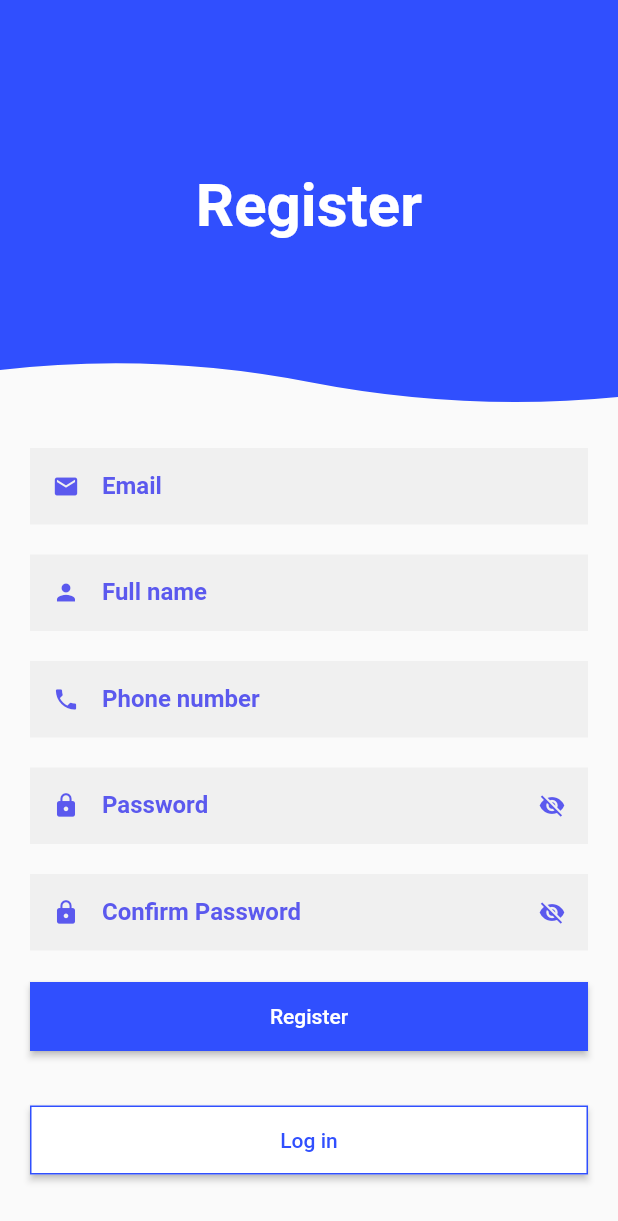
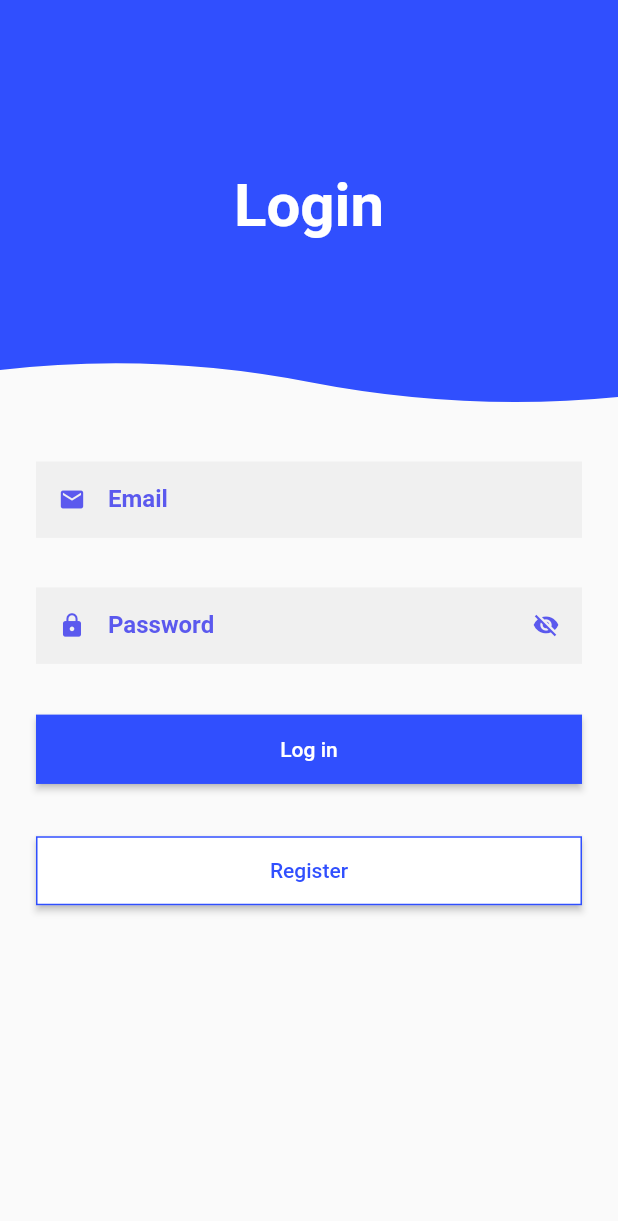
Before and after one commit to ahmed101ibrahiem/Register-Screen-Ui, a Flutter app: the screen it shows after launch, after a tap on "Log in", on a phone screen of 412 x 824 dp. Shown: the top 1221 px of the screen. Run offline on Flutter 3.47's test engine with Material 2 defaults, Android fonts, the phone set to English and light mode, and no system bars.

```diff
--- a/lib/main.dart
+++ b/lib/main.dart
@@ -1,6 +1,7 @@
 import 'package:flutter/material.dart';
-
-import 'presentation/view/views.dart';
+import 'presentation/view/animated_list.dart';
+import 'presentation/view/login_screen.dart';
+import 'presentation/view/register_screen.dart';
 
 void main() {
   runApp( MyApp());
@@ -13,7 +14,7 @@ class MyApp extends StatelessWidget {
   Widget build(BuildContext context) {
     return  MaterialApp(
       debugShowCheckedModeBanner: false,
-      home: HomeView(),
+      home: RegisterScreen(),
     );
   }
 }
--- /dev/null
+++ b/lib/presentation/view/login_screen.dart
@@ -0,0 +1,152 @@
+import 'package:flutter/material.dart';
+import 'package:register_scree/presentation/view/register_screen.dart';
+import 'package:register_scree/presentation/widget/clipper2.dart';
+
+import '../../core/utils/app_colors.dart';
+import '../widget/clipper_widget.dart';
+import '../widget/text_form_widget.dart';
+import 'animated_list.dart';
+
+class LoginScreen extends StatelessWidget {
+  LoginScreen({super.key});
+  var formKey = GlobalKey<FormState>();
+
+  @override
+  Widget build(BuildContext context) {
+    var heightDevice = MediaQuery.of(context).size;
+    return GestureDetector(
+      onTap: () => FocusManager.instance.primaryFocus?.unfocus(),
+      child: Scaffold(
+        body: SingleChildScrollView(
+            child: Column(
+          children: [
+            ClipPath(
+              clipper: MyCustomClipper(),
+              child: Container(
+                // width: double.infinity,
+                decoration: const BoxDecoration(
+                    gradient:
+                        LinearGradient(begin: Alignment.topCenter, colors: [
+                  prColor,
+                  prColor
+                  // Color.fromARGB(255, 18, 4, 211),
+                ])),
+                height: heightDevice.height / 3,
+                // width: double.infinity,
+                child: const Center(
+                  child: Text(
+                    'Login',
+                    style: TextStyle(
+                      color: Colors.white,
+                      fontSize: 40.0,
+                      fontWeight: FontWeight.bold,
+                    ),
+                  ),
+                ),
+              ),
+            ),
+            SizedBox(
+              height: heightDevice.height / 25,
+            ),
+            Padding(
+              padding: const EdgeInsets.symmetric(
+                horizontal: 24.0,
+              ),
+              child: Form(
+                key: formKey,
+                child: Column(
+                  children: [
+                    CustomTextField(
+                      iconData: Icons.email,
+                      keyboaredTybe: TextInputType.emailAddress,
+                      label: 'Email',
+                      validate: (String? val) {
+                        if (val!.isEmpty) {
+                          return 'enter the right email';
+                        }
+                        return null;
+                      },
+                    ),
+                    SizedBox(
+                      height: heightDevice.height / 25,
+                    ),
+                    CustomTextField(
+                      iconData: Icons.lock,
+                      keyboaredTybe: TextInputType.visiblePassword,
+                      label: 'Password',
+                      suffixIcon: Icons.visibility_sharp,
+                      validate: (String? val) {
+                        if (val!.isEmpty) {
+                          return 'enter the right password';
+                        }
+                        return null;
+                      },
+                    )
+                  ],
+                ),
+              ),
+            ),
+            SizedBox(
+              height: heightDevice.height / 25,
+            ),
+            Padding(
+              padding: const EdgeInsets.symmetric(horizontal: 24.0),
+              child: Column(
+                children: [
+                  MaterialButton(
+                    minWidth: heightDevice.width,
+                    color: prColor,
+                    onPressed: () {
+                      if (formKey.currentState!.validate()) {
+                        Navigator.pushReplacement(
+                            context,
+                            MaterialPageRoute(
+                                builder: (context) =>  AnimatedListScreen()));
+                      }
+                      ;
+                    },
+                    shape: const RoundedRectangleBorder(
+                        side: BorderSide(color: Color(0xFF304FFE))),
+                    child: const Padding(
+                      padding: EdgeInsets.all(15.0),
+                      child: Text(
+                        'Log in',
+                        style: TextStyle(
+                          color: Colors.white,
+                        ),
+                      ),
+                    ),
+                  ),
+                  SizedBox(
+                    height: heightDevice.height / 25,
+                  ),
+                  MaterialButton(
+                    minWidth: double.infinity,
+                    color: Colors.white,
+                    shape: const RoundedRectangleBorder(
+                        side: BorderSide(color: Color(0xFF304FFE))),
+                    onPressed: () {
+                      Navigator.pushReplacement(
+                          context,
+                          MaterialPageRoute(
+                              builder: (context) => RegisterScreen()));
+                    },
+                    child: const Padding(
+                      padding: EdgeInsets.all(15.0),
+                      child: Text(
+                        'Register',
+                        style: TextStyle(
+                          color: Color(0xFF304FFE),
+                        ),
+                      ),
+                    ),
+                  ),
+                ],
+              ),
+            ),
+          ],
+        )),
+      ),
+    );
+  }
+}
--- /dev/null
+++ b/lib/presentation/view/register_screen.dart
@@ -0,0 +1,145 @@
+import 'package:flutter/material.dart';
+import 'package:register_scree/core/utils/app_colors.dart';
+import 'package:register_scree/presentation/view/login_screen.dart';
+import '../widget/clipper_widget.dart';
+import '../widget/text_form_widget.dart';
+
+class RegisterScreen extends StatelessWidget {
+  RegisterScreen({super.key});
+ var formKey = GlobalKey<FormState>();
+
+  @override
+  Widget build(BuildContext context) {
+    double heightDevice = MediaQuery.of(context).size.height;
+    double widthDevice = MediaQuery.of(context).size.width;
+
+    return SafeArea(
+      child: GestureDetector(
+              onTap: () => FocusManager.instance.primaryFocus?.unfocus(),
+        child: Scaffold(
+          body: SingleChildScrollView(
+              child: Column(
+            crossAxisAlignment: CrossAxisAlignment.center,
+            children: [
+              ClipPath(
+                clipper: MyCustomClipper(),
+                child: Container(
+                  // width: double.infinity,
+                  decoration: const BoxDecoration(
+                      gradient:
+                          LinearGradient(begin: Alignment.topCenter, colors: [
+                    prColor,
+                    prColor
+                    // Color.fromARGB(255, 18, 4, 211),
+                  ])),
+                  height: heightDevice / 3,
+                  // width: double.infinity,
+                  child: const Center(
+                    child: Text(
+                      'Register',
+                      style: TextStyle(
+                        color: Colors.white,
+                        fontSize: 40.0,
+                        fontWeight: FontWeight.bold,
+                      ),
+                    ),
+                  ),
+                ),
+              ),
+              Padding(
+                padding:
+                    const EdgeInsets.symmetric(horizontal: 20.0, vertical: 24),
+                child: Form(
+                  key: formKey,
+                  child: Column(
+                    children: [
+                      CustomTextField(
+                        label: 'Email',
+                        keyboaredTybe: TextInputType.emailAddress,
+                        iconData: Icons.email,
+                      ),
+                      const SizedBox(height: 20),
+                      CustomTextField(
+                          label: 'Full name',
+                          keyboaredTybe: TextInputType.name,
+                          iconData: Icons.person),
+                      const SizedBox(
+                        height: 20,
+                      ),
+                      CustomTextField(
+                          label: 'Phone number',
+                          keyboaredTybe: TextInputType.phone,
+                          iconData: Icons.phone),
+                      const SizedBox(
+                        height: 20,
+                      ),
+                      CustomTextField(
+                        num: 1,
+                        label: 'Password',
+                        keyboaredTybe: TextInputType.visiblePassword,
+                        iconData: Icons.lock,
+                        suffixIcon: Icons.visibility_off,
+                      ),
+                      const SizedBox(
+                        height: 20,
+                      ),
+                      CustomTextField(
+                        num: 2,
+                        keyboaredTybe: TextInputType.visiblePassword,
+                        label: 'Confirm Password',
+                        iconData: Icons.lock,
+                        suffixIcon: Icons.visibility_off,
+                      ),
+                      const SizedBox(
+                        height: 20,
+                      ),
+                      MaterialButton(
+                        minWidth: widthDevice,
+                        color: prColor,
+                        onPressed: () {
+                          formKey.currentState!.validate();
+                        },
+                        shape: const RoundedRectangleBorder(
+                            side: BorderSide(color: Color(0xFF304FFE))),
+                        child: const Padding(
+                          padding: EdgeInsets.all(15.0),
+                          child: Text(
+                            'Register',
+                            style: TextStyle(
+                              color: Colors.white,
+                            ),
+                          ),
+                        ),
+                      ),
+                      SizedBox(
+                        height: widthDevice / 12,
+                      ),
+                      MaterialButton(
+                        minWidth: double.infinity,
+                        color: Colors.white,
+                        shape: const RoundedRectangleBorder(
+                            side: BorderSide(color: Color(0xFF304FFE))),
+                        onPressed: () {
+                          Navigator.pushReplacement(context, MaterialPageRoute(builder: (context)=>LoginScreen()));
+                        },
+                        child: Padding(
+                          padding: const EdgeInsets.all(15.0),
+                          child: Text(
+                            'Log in',
+                            style: TextStyle(
+                              color: Color(0xFF304FFE),
+                            ),
+                          ),
+                        ),
+                      ),
+                    ],
+                  ),
+                ),
+              )
+            ],
+          )),
+        ),
+      ),
+    );
+  }
+}
--- a/lib/presentation/view/views.dart
+++ /dev/null
@@ -1,134 +0,0 @@
-import 'package:flutter/material.dart';
-import 'package:register_scree/constant.dart';
-
-import '../widget/clipper_widget.dart';
-import '../widget/text_form_widget.dart';
-
-class HomeView extends StatelessWidget {
-  HomeView({super.key});
-
-  @override
-  Widget build(BuildContext context) {
-    double heightDevice = MediaQuery.of(context).size.height;
-    double widthDevice = MediaQuery.of(context).size.width;
-
-    return SafeArea(
-      child: Scaffold(
-        body: SingleChildScrollView(
-            child: Column(
-          crossAxisAlignment: CrossAxisAlignment.center,
-          children: [
-            ClipPath(
-              clipper: MyCustomClipper(),
-              child: Container(
-                // width: double.infinity,
-                decoration: const BoxDecoration(
-                    gradient:
-                        LinearGradient(begin: Alignment.topCenter, colors: [
-                  prColor,
-                  prColor
-                  // Color.fromARGB(255, 18, 4, 211),
-                ])),
-                height: heightDevice / 3,
-                // width: double.infinity,
-                child: const Center(
-                  child: Text(
-                    'Register',
-                    style: TextStyle(
-                      color: Colors.white,
-                      fontSize: 40.0,
-                      fontWeight: FontWeight.bold,
-                    ),
-                  ),
-                ),
-              ),
-            ),
-            Padding(
-              padding:
-                  const EdgeInsets.symmetric(horizontal: 20.0, vertical: 24),
-              child: Column(
-                children: [
-                  CustomTextField(
-                    label: 'Email',
-                    keyboaredTybe: TextInputType.emailAddress,
-                    iconData: Icons.email,
-                  ),
-                  const SizedBox(height: 20),
-                  CustomTextField(
-                      label: 'Full name',
-                      keyboaredTybe: TextInputType.name,
-                      iconData: Icons.person),
-                  const SizedBox(
-                    height: 20,
-                  ),
-                  CustomTextField(
-                      label: 'Phone number',
-                      keyboaredTybe: TextInputType.phone,
-                      iconData: Icons.phone),
-                  const SizedBox(
-                    height: 20,
-                  ),
-                  CustomTextField(
-                    num: 1,
-                    label: 'Password',
-                    keyboaredTybe: TextInputType.visiblePassword,
-                    iconData: Icons.lock,
-                    suffixIcon: Icons.visibility_off,
-                  ),
-                  const SizedBox(
-                    height: 20,
-                  ),
-                  CustomTextField(
-                    num: 2,
-                    keyboaredTybe: TextInputType.visiblePassword,
-                    label: 'Confirm Password',
-                    iconData: Icons.lock,
-                    suffixIcon: Icons.visibility_off,
-                  ),
-                  const SizedBox(
-                    height: 20,
-                  ),
-                  MaterialButton(
-                    minWidth: widthDevice,
-                    color: prColor,
-                    onPressed: () {},
-                    shape: const RoundedRectangleBorder(
-                        side: BorderSide(color: Color(0xFF304FFE))),
-                    child: const Padding(
-                      padding: EdgeInsets.all(15.0),
-                      child: Text(
-                        'Register',
-                        style: TextStyle(
-                          color: Colors.white,
-                        ),
-                      ),
-                    ),
-                  ),
-                  SizedBox(
-                    height: widthDevice / 12,
-                  ),
-                  MaterialButton(
-                    minWidth: double.infinity,
-                    color: Colors.white,
-                    shape: RoundedRectangleBorder(
-                        side: BorderSide(color: Color(0xFF304FFE))),
-                    onPressed: () {},
-                    child: Padding(
-                      padding: const EdgeInsets.all(15.0),
-                      child: Text(
-                        'Log in',
-                        style: TextStyle(
-                          color: Color(0xFF304FFE),
-                        ),
-                      ),
-                    ),
-                  ),
-                ],
-              ),
-            )
-          ],
-        )),
-      ),
-    );
-  }
-}
--- a/lib/presentation/widget/text_form_widget.dart
+++ b/lib/presentation/widget/text_form_widget.dart
@@ -1,16 +1,19 @@
 import 'package:flutter/material.dart';
 
-import '../../constant.dart';
+import '../../core/utils/app_colors.dart';
 
-class CustomTextField extends StatelessWidget {
+class CustomTextField extends StatefulWidget {
   final String label;
   final IconData iconData;
   final TextInputType keyboaredTybe;
+  bool obscureText ;
+  String? Function(String? val)? validate;
    final int? num;
    IconData? suffixIcon;
    CustomTextField({
     required this.keyboaredTybe,
-
+    this.validate,
+    this.obscureText =false,
     this.suffixIcon,
     required this.label,
     this.num,
@@ -19,21 +22,29 @@ class CustomTextField extends StatelessWidget {
   }) : super(key: key);
 
   @override
+  State<CustomTextField> createState() => _CustomTextFieldState();
+}
+
+class _CustomTextFieldState extends State<CustomTextField> {
+  @override
   Widget build(BuildContext context) {
     return TextFormField(
-      keyboardType: keyboaredTybe,
-      obscureText:num != null ?true:false,
+      keyboardType: widget.keyboaredTybe,
+      validator: widget.validate,
+      obscureText:widget.obscureText,
       decoration: InputDecoration(
-
-          label: Text(label),
+          label: Text(widget.label),
           labelStyle: const TextStyle(color: kColor, fontWeight: FontWeight.bold),
           //suffixIcon: Icon(Icons.email,color: kColor),
           border: InputBorder.none,
-
           filled: true,
-          suffixIcon:suffixIcon != null? Icon(suffixIcon,color: kColor,):null,
+          suffixIcon:widget.suffixIcon != null? IconButton(onPressed: (){
+            setState(() {
+              widget.obscureText = !widget.obscureText;
+            });
+          },color: kColor, icon:widget.obscureText? Icon(Icons.visibility_sharp):Icon(Icons.visibility_off_sharp),):null,
            isDense: true,
-          prefixIcon: Icon(iconData, color: kColor)),
+          prefixIcon: Icon(widget.iconData, color: kColor)),
     );
   }
 }
--- a/pubspec.yaml
+++ b/pubspec.yaml
@@ -36,6 +36,7 @@ dependencies:
   # The following adds the Cupertino Icons font to your application.
   # Use with the CupertinoIcons class for iOS style icons.
   cupertino_icons: ^1.0.2
+  flutter_staggered_animations: ^1.1.1
 
 dev_dependencies:
   flutter_test:
```
Also changed, not shown: lib/presentation/view/animated_list.dart (added, +91 -0 lines), lib/presentation/widget/clipper2.dart (added, +18 -0 lines), lib/core/utils/app_colors.dart (renamed from lib/constant.dart), pubspec.lock.
